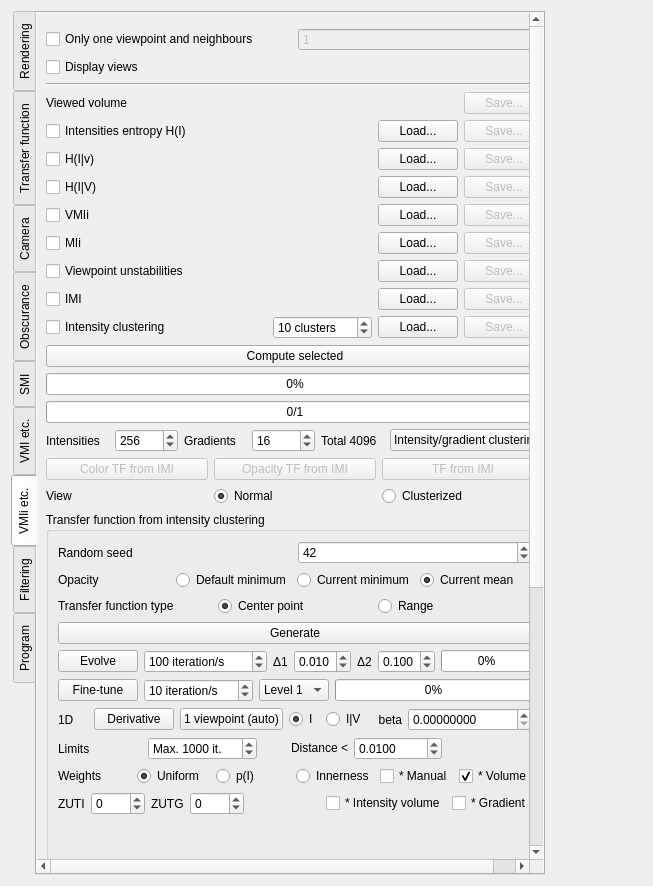
This is starviewer/src/extensions/playground/experimental3d/qexperimental3dextensionbase.ui in starviewer-medical/starviewer as Qt 5 draws it before an edit. The edited form follows.
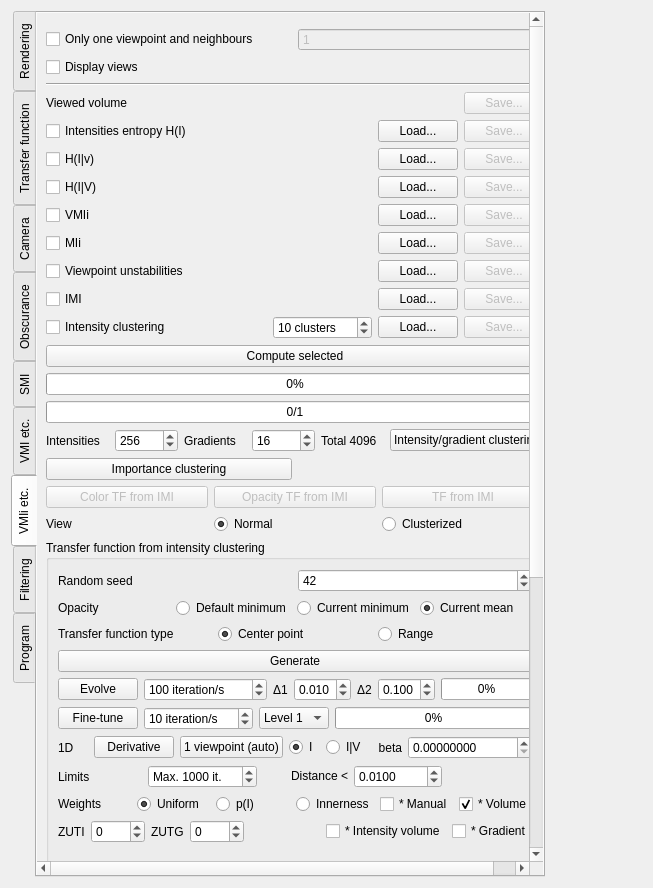
This is the edited form. The open tabs and pages were chosen to show the change. Custom widgets are drawn as their Qt base class.

Patch:
```diff
--- a/starviewer/src/extensions/playground/experimental3d/qexperimental3dextensionbase.ui
+++ b/starviewer/src/extensions/playground/experimental3d/qexperimental3dextensionbase.ui
@@ -7,7 +7,7 @@
     <x>0</x>
     <y>0</y>
     <width>653</width>
-    <height>886</height>
+    <height>888</height>
    </rect>
   </property>
   <layout class="QHBoxLayout" name="horizontalLayout_41">
@@ -3329,8 +3329,8 @@
            <rect>
             <x>0</x>
             <y>0</y>
-            <width>491</width>
-            <height>1260</height>
+            <width>520</width>
+            <height>1290</height>
            </rect>
           </property>
           <layout class="QVBoxLayout" name="verticalLayout_18">
@@ -3778,6 +3778,20 @@
              </item>
             </layout>
            </item>
+           <item>
+            <layout class="QHBoxLayout" name="horizontalLayout_89">
+             <item>
+              <widget class="QPushButton" name="m_importanceClusteringPushButton">
+               <property name="text">
+                <string>Importance clustering</string>
+               </property>
+              </widget>
+             </item>
+             <item>
+              <widget class="QLabel" name="m_importanceClusteringClustersLabel"/>
+             </item>
+            </layout>
+           </item>
            <item>
             <layout class="QHBoxLayout" name="horizontalLayout_6">
              <item>
```
Left out of the diff: 2 changed lines with no effect on the pictures.
